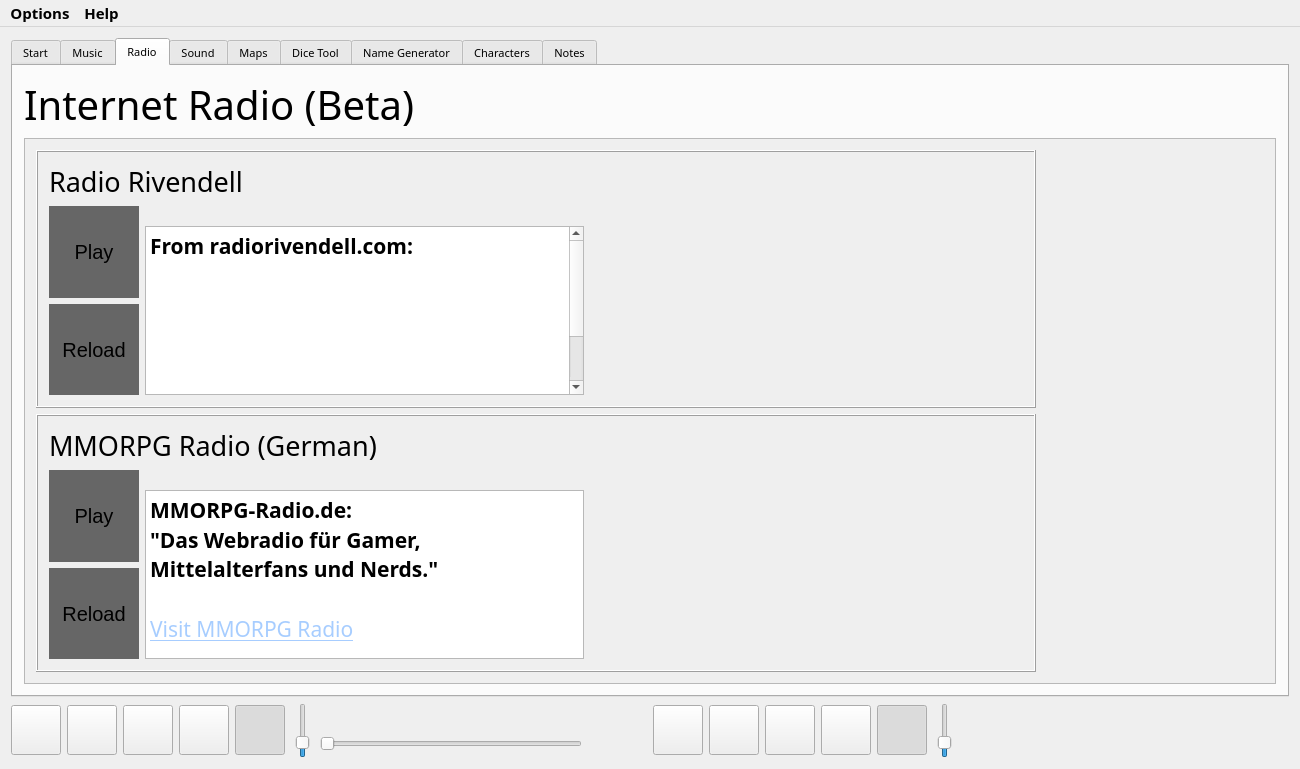
Old version of the form C++Project/GM-Companion/mainwindow.ui in the repository PhilInTheGaps/GM-Companion.
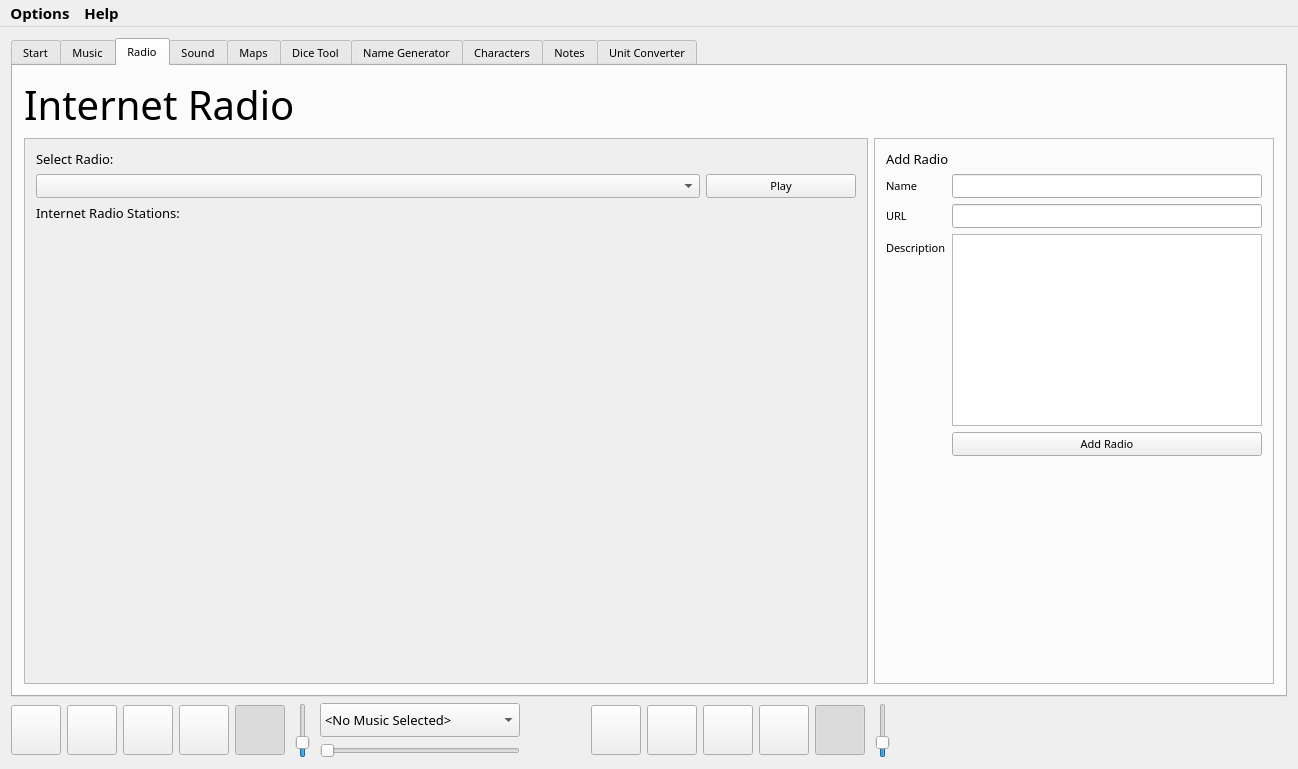
New version of the form. The open tabs and pages were chosen to show the change. Icons and pictures are not drawn.

Commit message: Added translations, new features window, more options, music group feature

Diff of the .ui file:
```diff
--- a/C++Project/GM-Companion/mainwindow.ui
+++ b/C++Project/GM-Companion/mainwindow.ui
@@ -6,7 +6,7 @@
    <rect>
     <x>0</x>
     <y>0</y>
-    <width>1300</width>
+    <width>1298</width>
     <height>769</height>
    </rect>
   </property>
@@ -214,470 +214,209 @@
            </font>
           </property>
           <property name="text">
-           <string>Internet Radio (Beta)</string>
+           <string>Internet Radio</string>
           </property>
          </widget>
         </item>
         <item>
-         <widget class="QScrollArea" name="scrollArea">
-          <property name="sizeAdjustPolicy">
-           <enum>QAbstractScrollArea::AdjustToContents</enum>
-          </property>
+         <layout class="QHBoxLayout" name="horizontalLayout">
+          <item>
+           <widget class="QScrollArea" name="radioScrollArea">
           <property name="widgetResizable">
            <bool>true</bool>
           </property>
-          <widget class="QWidget" name="scrollAreaWidgetContents">
+            <property name="alignment">
+             <set>Qt::AlignLeading|Qt::AlignLeft|Qt::AlignTop</set>
+            </property>
+            <widget class="QWidget" name="scrollAreaWidgetContents_2">
            <property name="geometry">
             <rect>
              <x>0</x>
              <y>0</y>
-             <width>1235</width>
-             <height>618</height>
-            </rect>
-           </property>
-           <layout class="QVBoxLayout" name="verticalLayout_13">
+               <width>848</width>
+               <height>552</height>
+              </rect>
+             </property>
+             <layout class="QVBoxLayout" name="verticalLayout_22">
             <item>
-             <widget class="QFrame" name="radioRivendellFrame">
-              <property name="sizePolicy">
-               <sizepolicy hsizetype="Maximum" vsizetype="Maximum">
-                <horstretch>0</horstretch>
-                <verstretch>0</verstretch>
-               </sizepolicy>
-              </property>
-              <property name="maximumSize">
-               <size>
-                <width>1000</width>
-                <height>450</height>
-               </size>
-              </property>
-              <property name="frameShape">
-               <enum>QFrame::Box</enum>
-              </property>
-              <property name="frameShadow">
-               <enum>QFrame::Raised</enum>
-              </property>
-              <layout class="QVBoxLayout" name="verticalLayout_12">
-               <item>
-                <widget class="QLabel" name="label_6">
+               <widget class="QLabel" name="label_17">
                  <property name="font">
                   <font>
-                   <pointsize>20</pointsize>
+                  <pointsize>10</pointsize>
                   </font>
                  </property>
                  <property name="text">
-                  <string>Radio Rivendell</string>
+                 <string>Select Radio:</string>
                  </property>
                 </widget>
                </item>
                <item>
-                <layout class="QHBoxLayout" name="horizontalLayout_4">
+               <layout class="QHBoxLayout" name="horizontalLayout_3">
                  <item>
-                  <layout class="QVBoxLayout" name="verticalLayout_10">
+                 <widget class="QComboBox" name="radioSelectComboBox"/>
+                </item>
                    <item>
-                    <widget class="QPushButton" name="rivendellPlayButton">
-                     <property name="sizePolicy">
-                      <sizepolicy hsizetype="Minimum" vsizetype="Expanding">
-                       <horstretch>0</horstretch>
-                       <verstretch>0</verstretch>
-                      </sizepolicy>
-                     </property>
-                     <property name="minimumSize">
-                      <size>
-                       <width>90</width>
-                       <height>0</height>
-                      </size>
-                     </property>
+                 <widget class="QPushButton" name="radioPlayButton">
                      <property name="maximumSize">
                       <size>
-                       <width>100</width>
+                    <width>150</width>
                        <height>16777215</height>
                       </size>
                      </property>
-                     <property name="font">
-                      <font>
-                       <pointsize>15</pointsize>
-                       <weight>50</weight>
-                       <bold>false</bold>
-                      </font>
-                     </property>
-                     <property name="styleSheet">
-                      <string notr="true">QPushButton{
-background-color: rgb(102, 102, 102);
-border: 1px;
-padding: 5px;
-min-width: 80px;
-}
-
-QPushButton:pressed{
-background-color: rgb(51, 51, 51);
-}
-
-QPushButton:hover:!pressed{
-background-color: rgb(85, 85, 85);
-}</string>
-                     </property>
                      <property name="text">
                       <string>Play</string>
                      </property>
                     </widget>
                    </item>
+               </layout>
+              </item>
                    <item>
-                    <widget class="QPushButton" name="rivendellReloadButton">
-                     <property name="sizePolicy">
-                      <sizepolicy hsizetype="Minimum" vsizetype="Expanding">
-                       <horstretch>0</horstretch>
-                       <verstretch>0</verstretch>
-                      </sizepolicy>
-                     </property>
-                     <property name="minimumSize">
-                      <size>
-                       <width>90</width>
-                       <height>0</height>
-                      </size>
-                     </property>
-                     <property name="maximumSize">
-                      <size>
-                       <width>100</width>
-                       <height>16777215</height>
-                      </size>
-                     </property>
+               <widget class="QLabel" name="label_15">
                      <property name="font">
                       <font>
-                       <pointsize>15</pointsize>
-                       <weight>50</weight>
-                       <bold>false</bold>
-                      </font>
-                     </property>
-                     <property name="styleSheet">
-                      <string notr="true">QPushButton{
-background-color: rgb(102, 102, 102);
-border: 1px;
-padding: 5px;
-min-width: 80px;
-}
-
-QPushButton:pressed{
-background-color: rgb(51, 51, 51);
-}
-
-QPushButton:hover:!pressed{
-background-color: rgb(85, 85, 85);
-}</string>
-                     </property>
+                  <pointsize>10</pointsize>
+                 </font>
+                </property>
                      <property name="text">
-                      <string>Reload</string>
+                 <string>Internet Radio Stations:</string>
                      </property>
                     </widget>
                    </item>
-                  </layout>
-                 </item>
                  <item>
-                  <layout class="QVBoxLayout" name="verticalLayout_11">
-                   <item>
-                    <widget class="QLabel" name="label_7">
-                     <property name="sizePolicy">
-                      <sizepolicy hsizetype="Expanding" vsizetype="Fixed">
-                       <horstretch>0</horstretch>
-                       <verstretch>0</verstretch>
-                      </sizepolicy>
-                     </property>
-                     <property name="minimumSize">
-                      <size>
-                       <width>300</width>
-                       <height>0</height>
-                      </size>
-                     </property>
-                     <property name="maximumSize">
-                      <size>
-                       <width>820</width>
-                       <height>2000</height>
-                      </size>
-                     </property>
-                     <property name="text">
-                      <string/>
-                     </property>
-                     <property name="pixmap">
-                      <pixmap resource="resources.qrc">:/resources/radio/logo-radio-rivendell.png</pixmap>
-                     </property>
-                     <property name="scaledContents">
-                      <bool>true</bool>
-                     </property>
-                    </widget>
+               <layout class="QVBoxLayout" name="radioDetailsLayout"/>
                    </item>
                    <item>
-                    <widget class="QTextEdit" name="textEdit_2">
-                     <property name="sizePolicy">
-                      <sizepolicy hsizetype="Expanding" vsizetype="Maximum">
-                       <horstretch>0</horstretch>
-                       <verstretch>0</verstretch>
-                      </sizepolicy>
-                     </property>
-                     <property name="maximumSize">
-                      <size>
-                       <width>820</width>
-                       <height>16777215</height>
-                      </size>
-                     </property>
-                     <property name="tabChangesFocus">
-                      <bool>false</bool>
-                     </property>
-                     <property name="documentTitle">
-                      <string>Infos</string>
-                     </property>
-                     <property name="readOnly">
-                      <bool>true</bool>
-                     </property>
-                     <property name="html">
-                      <string>&lt;!DOCTYPE HTML PUBLIC &quot;-//W3C//DTD HTML 4.0//EN&quot; &quot;http://www.w3.org/TR/REC-html40/strict.dtd&quot;&gt;
-&lt;html&gt;&lt;head&gt;&lt;meta name=&quot;qrichtext&quot; content=&quot;1&quot; /&gt;&lt;title&gt;Infos&lt;/title&gt;&lt;style type=&quot;text/css&quot;&gt;
-p, li { white-space: pre-wrap; }
-&lt;/style&gt;&lt;/head&gt;&lt;body style=&quot; font-family:'MS Shell Dlg 2'; font-size:8.25pt; font-weight:400; font-style:normal;&quot;&gt;
-&lt;p style=&quot; margin-top:0px; margin-bottom:0px; margin-left:0px; margin-right:0px; -qt-block-indent:0; text-indent:0px;&quot;&gt;&lt;span style=&quot; font-size:16pt; font-weight:600;&quot;&gt;From radiorivendell.com:&lt;/span&gt;&lt;/p&gt;
-&lt;p style=&quot; margin-top:0px; margin-bottom:0px; margin-left:0px; margin-right:0px; -qt-block-indent:0; text-indent:0px;&quot;&gt;&lt;span style=&quot; font-family:'Helvetia Neue,Helvetica,Arial,Lucida Grande,Verdana,sans-serif'; font-size:16pt; font-weight:600; color:#ffffff;&quot;&gt;&amp;quot;Radio Rivendell is the one and only fantasy radio station in the world playing fantasy music 24-7! We like to promote young and unknown artists and bands to the broader audience. &amp;quot;&lt;/span&gt;&lt;/p&gt;
-&lt;p style=&quot;-qt-paragraph-type:empty; margin-top:0px; margin-bottom:0px; margin-left:0px; margin-right:0px; -qt-block-indent:0; text-indent:0px; font-family:'Helvetia Neue,Helvetica,Arial,Lucida Grande,Verdana,sans-serif'; font-size:16pt; font-weight:600; color:#ffffff;&quot;&gt;&lt;br /&gt;&lt;/p&gt;
-&lt;p style=&quot; margin-top:0px; margin-bottom:0px; margin-left:0px; margin-right:0px; -qt-block-indent:0; text-indent:0px;&quot;&gt;&lt;a href=&quot;https://www.radiorivendell.com&quot;&gt;&lt;span style=&quot; font-size:16pt; text-decoration: underline; color:#a7cdff;&quot;&gt;Visit Radio Rivendell&lt;/span&gt;&lt;/a&gt;&lt;/p&gt;&lt;/body&gt;&lt;/html&gt;</string>
-                     </property>
-                     <property name="textInteractionFlags">
-                      <set>Qt::LinksAccessibleByMouse|Qt::TextSelectableByMouse</set>
-                     </property>
-                    </widget>
-                   </item>
-                  </layout>
-                 </item>
-                 <item>
-                  <spacer name="horizontalSpacer">
+               <spacer name="verticalSpacer_3">
                    <property name="orientation">
-                    <enum>Qt::Horizontal</enum>
+                 <enum>Qt::Vertical</enum>
                    </property>
                    <property name="sizeHint" stdset="0">
                     <size>
-                     <width>40</width>
-                     <height>20</height>
+                  <width>20</width>
+                  <height>40</height>
                     </size>
                    </property>
                   </spacer>
                  </item>
                 </layout>
-               </item>
-              </layout>
-             </widget>
+            </widget>
+           </widget>
             </item>
             <item>
-             <widget class="QFrame" name="radioMmorpgDeFrame">
+           <widget class="QFrame" name="frame_3">
               <property name="sizePolicy">
-               <sizepolicy hsizetype="Maximum" vsizetype="Maximum">
+             <sizepolicy hsizetype="Expanding" vsizetype="Preferred">
                 <horstretch>0</horstretch>
                 <verstretch>0</verstretch>
                </sizepolicy>
               </property>
               <property name="maximumSize">
                <size>
-                <width>1000</width>
-                <height>450</height>
+              <width>400</width>
+              <height>16777215</height>
                </size>
               </property>
               <property name="frameShape">
-               <enum>QFrame::Box</enum>
+             <enum>QFrame::StyledPanel</enum>
               </property>
               <property name="frameShadow">
                <enum>QFrame::Raised</enum>
               </property>
               <layout class="QVBoxLayout" name="verticalLayout_14">
                <item>
-                <widget class="QLabel" name="label_8">
+              <widget class="QLabel" name="label_10">
                  <property name="font">
                   <font>
-                   <pointsize>20</pointsize>
+                 <pointsize>10</pointsize>
                   </font>
                  </property>
                  <property name="text">
-                  <string>MMORPG Radio (German)</string>
+                <string>Add Radio</string>
                  </property>
                 </widget>
                </item>
                <item>
-                <layout class="QHBoxLayout" name="horizontalLayout_7">
-                 <item>
-                  <layout class="QVBoxLayout" name="verticalLayout_15">
-                   <item>
-                    <widget class="QPushButton" name="mmorpgPlayButton">
-                     <property name="sizePolicy">
-                      <sizepolicy hsizetype="Minimum" vsizetype="Expanding">
-                       <horstretch>0</horstretch>
-                       <verstretch>0</verstretch>
-                      </sizepolicy>
-                     </property>
-                     <property name="minimumSize">
-                      <size>
-                       <width>90</width>
-                       <height>0</height>
-                      </size>
-                     </property>
-                     <property name="maximumSize">
-                      <size>
-                       <width>100</width>
-                       <height>16777215</height>
-                      </size>
-                     </property>
-                     <property name="font">
-                      <font>
-                       <pointsize>15</pointsize>
-                      </font>
-                     </property>
-                     <property name="styleSheet">
-                      <string notr="true">QPushButton{
-background-color: rgb(102, 102, 102);
-border: 1px;
-padding: 5px;
-min-width: 80px;
-}
-
-QPushButton:pressed{
-background-color: rgb(51, 51, 51);
-}
-
-QPushButton:hover:!pressed{
-background-color: rgb(85, 85, 85);
-}</string>
-                     </property>
+              <layout class="QFormLayout" name="formLayout">
+               <item row="0" column="0">
+                <widget class="QLabel" name="label_12">
                      <property name="text">
-                      <string>Play</string>
+                  <string>Name</string>
                      </property>
                     </widget>
                    </item>
-                   <item>
-                    <widget class="QPushButton" name="mmorpgReloadButton">
+               <item row="2" column="0">
+                <widget class="QLabel" name="label_13">
                      <property name="sizePolicy">
-                      <sizepolicy hsizetype="Minimum" vsizetype="Expanding">
+                  <sizepolicy hsizetype="Preferred" vsizetype="Preferred">
                        <horstretch>0</horstretch>
                        <verstretch>0</verstretch>
                       </sizepolicy>
                      </property>
-                     <property name="minimumSize">
-                      <size>
-                       <width>90</width>
-                       <height>0</height>
-                      </size>
-                     </property>
+                 <property name="text">
+                  <string>Description</string>
+                 </property>
+                </widget>
+               </item>
+               <item row="0" column="1">
+                <widget class="QLineEdit" name="radioNameField">
                      <property name="maximumSize">
                       <size>
-                       <width>100</width>
+                   <width>16777215</width>
                        <height>16777215</height>
                       </size>
                      </property>
-                     <property name="font">
-                      <font>
-                       <pointsize>15</pointsize>
-                      </font>
-                     </property>
-                     <property name="styleSheet">
-                      <string notr="true">QPushButton{
-background-color: rgb(102, 102, 102);
-border: 1px;
-padding: 5px;
-min-width: 80px;
-}
-
-QPushButton:pressed{
-background-color: rgb(51, 51, 51);
-}
-
-QPushButton:hover:!pressed{
-background-color: rgb(85, 85, 85);
-}</string>
-                     </property>
+                 <property name="toolTip">
+                  <string>The displayed radio name</string>
+                 </property>
+                </widget>
+               </item>
+               <item row="2" column="1">
+                <widget class="QTextEdit" name="radioDescriptionField">
+                 <property name="toolTip">
+                  <string>A short description of the radio</string>
+                 </property>
+                </widget>
+               </item>
+               <item row="1" column="0">
+                <widget class="QLabel" name="label_14">
                      <property name="text">
-                      <string>Reload</string>
+                  <string>URL</string>
                      </property>
                     </widget>
                    </item>
-                  </layout>
-                 </item>
-                 <item>
-                  <layout class="QVBoxLayout" name="verticalLayout_16">
-                   <item>
-                    <widget class="QLabel" name="label_9">
-                     <property name="sizePolicy">
-                      <sizepolicy hsizetype="Expanding" vsizetype="Fixed">
-                       <horstretch>0</horstretch>
-                       <verstretch>0</verstretch>
-                      </sizepolicy>
-                     </property>
-                     <property name="maximumSize">
-                      <size>
-                       <width>820</width>
-                       <height>16777215</height>
-                      </size>
-                     </property>
-                     <property name="text">
-                      <string/>
-                     </property>
-                     <property name="pixmap">
-                      <pixmap resource="resources.qrc">:/resources/radio/logo-mmorp-radio-de.png</pixmap>
-                     </property>
-                     <property name="scaledContents">
-                      <bool>true</bool>
-                     </property>
-                    </widget>
-                   </item>
-                   <item>
-                    <widget class="QTextEdit" name="textEdit_3">
-                     <property name="sizePolicy">
-                      <sizepolicy hsizetype="Expanding" vsizetype="Maximum">
-                       <horstretch>0</horstretch>
-                       <verstretch>0</verstretch>
-                      </sizepolicy>
-                     </property>
-                     <property name="maximumSize">
-                      <size>
-                       <width>820</width>
-                       <height>16777215</height>
-                      </size>
-                     </property>
-                     <property name="documentTitle">
-                      <string>Infos</string>
-                     </property>
-                     <property name="readOnly">
-                      <bool>true</bool>
-                     </property>
-                     <property name="html">
-                      <string>&lt;!DOCTYPE HTML PUBLIC &quot;-//W3C//DTD HTML 4.0//EN&quot; &quot;http://www.w3.org/TR/REC-html40/strict.dtd&quot;&gt;
-&lt;html&gt;&lt;head&gt;&lt;meta name=&quot;qrichtext&quot; content=&quot;1&quot; /&gt;&lt;title&gt;Infos&lt;/title&gt;&lt;style type=&quot;text/css&quot;&gt;
-p, li { white-space: pre-wrap; }
-&lt;/style&gt;&lt;/head&gt;&lt;body style=&quot; font-family:'MS Shell Dlg 2'; font-size:8.25pt; font-weight:400; font-style:normal;&quot;&gt;
-&lt;p style=&quot; margin-top:0px; margin-bottom:0px; margin-left:0px; margin-right:0px; -qt-block-indent:0; text-indent:0px;&quot;&gt;&lt;span style=&quot; font-size:16pt; font-weight:600;&quot;&gt;MMORPG-Radio.de:&lt;/span&gt;&lt;/p&gt;
-&lt;p style=&quot; margin-top:0px; margin-bottom:0px; margin-left:0px; margin-right:0px; -qt-block-indent:0; text-indent:0px;&quot;&gt;&lt;span style=&quot; font-size:16pt; font-weight:600;&quot;&gt;&amp;quot;Das Webradio für Gamer, Mittelalterfans und Nerds.&amp;quot;&lt;/span&gt;&lt;/p&gt;
-&lt;p style=&quot;-qt-paragraph-type:empty; margin-top:0px; margin-bottom:0px; margin-left:0px; margin-right:0px; -qt-block-indent:0; text-indent:0px; font-size:16pt; font-weight:600;&quot;&gt;&lt;br /&gt;&lt;/p&gt;
-&lt;p style=&quot; margin-top:0px; margin-bottom:0px; margin-left:0px; margin-right:0px; -qt-block-indent:0; text-indent:0px;&quot;&gt;&lt;a href=&quot;http://mmorpg-radio.de/&quot;&gt;&lt;span style=&quot; font-size:16pt; text-decoration: underline; color:#a7cdff;&quot;&gt;Visit MMORPG Radio&lt;/span&gt;&lt;/a&gt;&lt;/p&gt;&lt;/body&gt;&lt;/html&gt;</string>
-                     </property>
-                     <property name="textInteractionFlags">
-                      <set>Qt::LinksAccessibleByMouse|Qt::TextSelectableByMouse</set>
-                     </property>
+               <item row="1" column="1">
+                <widget class="QLineEdit" name="radioURLField">
+                 <property name="toolTip">
+                  <string>URL to the direct music stream</string>
+                 </property>
+                </widget>
+               </item>
+               <item row="3" column="1">
+                <widget class="QPushButton" name="addRadioButton">
+                 <property name="text">
+                  <string>Add Radio</string>
+                 </property>
                     </widget>
                    </item>
                   </layout>
                  </item>
                  <item>
-                  <spacer name="horizontalSpacer_2">
+              <spacer name="verticalSpacer_2">
                    <property name="orientation">
-                    <enum>Qt::Horizontal</enum>
+                <enum>Qt::Vertical</enum>
                    </property>
                    <property name="sizeHint" stdset="0">
                     <size>
-                     <width>40</width>
-                     <height>20</height>
+                 <width>20</width>
+                 <height>40</height>
                     </size>
                    </property>
                   </spacer>
                  </item>
                 </layout>
-               </item>
-              </layout>
              </widget>
             </item>
            </layout>
-          </widget>
-         </widget>
         </item>
        </layout>
       </widget>
@@ -881,6 +620,42 @@
          </widget>
         </item>
         <item>
+         <layout class="QVBoxLayout" name="verticalLayout_10">
+          <item>
+           <layout class="QHBoxLayout" name="horizontalLayout_4">
+            <item>
+             <widget class="QLabel" name="label_6">
+              <property name="text">
+               <string>Amount of generated names:</string>
+              </property>
+             </widget>
+            </item>
+            <item>
+             <widget class="QSpinBox" name="namesAmountSpinBox">
+              <property name="minimum">
+               <number>1</number>
+              </property>
+              <property name="value">
+               <number>10</number>
+              </property>
+             </widget>
+            </item>
+            <item>
+             <spacer name="horizontalSpacer">
+              <property name="orientation">
+               <enum>Qt::Horizontal</enum>
+              </property>
+              <property name="sizeHint" stdset="0">
+               <size>
+                <width>40</width>
+                <height>20</height>
+               </size>
+              </property>
+             </spacer>
+            </item>
+           </layout>
+          </item>
+          <item>
          <widget class="QTextEdit" name="nameTextEdit">
           <property name="font">
            <font>
@@ -900,6 +675,8 @@
          </widget>
         </item>
        </layout>
+        </item>
+       </layout>
       </widget>
       <widget class="QWidget" name="tabCharacters">
        <attribute name="title">
@@ -1170,12 +947,340 @@
         </item>
        </layout>
       </widget>
+      <widget class="QWidget" name="tab">
+       <attribute name="title">
+        <string>Unit Converter</string>
+       </attribute>
+       <layout class="QVBoxLayout" name="verticalLayout_11">
+        <item>
+         <layout class="QHBoxLayout" name="horizontalLayout_5">
+          <item>
+           <layout class="QGridLayout" name="gridLayout_3">
+            <item row="7" column="0">
+             <widget class="QComboBox" name="volume1ComboBox"/>
+            </item>
+            <item row="1" column="1">
+             <widget class="QComboBox" name="length2ComboBox"/>
+            </item>
+            <item row="2" column="0">
+             <widget class="QDoubleSpinBox" name="length1SpinBox">
+              <property name="prefix">
+               <string/>
+              </property>
+              <property name="suffix">
+               <string/>
+              </property>
+              <property name="decimals">
+               <number>4</number>
+              </property>
+              <property name="maximum">
+               <double>999999999.990000009536743</double>
+              </property>
+             </widget>
+            </item>
+            <item row="0" column="0">
+             <widget class="QLabel" name="label_7">
+              <property name="text">
+               <string>Lengths</string>
+              </property>
+             </widget>
+            </item>
+            <item row="3" column="0">
+             <widget class="QLabel" name="label_8">
+              <property name="text">
+               <string>Areas</string>
+              </property>
+             </widget>
+            </item>
+            <item row="1" column="0">
+             <widget class="QComboBox" name="length1ComboBox"/>
+            </item>
+            <item row="5" column="0">
+             <widget class="QDoubleSpinBox" name="area1SpinBox">
+              <property name="prefix">
+               <string/>
+              </property>
+              <property name="suffix">
+               <string/>
+              </property>
+              <property name="decimals">
+               <number>4</number>
+              </property>
+              <property name="maximum">
+               <double>999999999.990000009536743</double>
+              </property>
+             </widget>
+            </item>
+            <item row="2" column="1">
+             <widget class="QDoubleSpinBox" name="length2SpinBox">
+              <property name="prefix">
+               <string/>
+              </property>
+              <property name="suffix">
+               <string/>
+              </property>
+              <property name="decimals">
+               <number>4</number>
+              </property>
+              <property name="maximum">
+               <double>999999999.990000009536743</double>
+              </property>
+             </widget>
+            </item>
+            <item row="4" column="0">
+             <widget class="QComboBox" name="area1ComboBox"/>
+            </item>
+            <item row="4" column="1">
+             <widget class="QComboBox" name="area2ComboBox"/>
+            </item>
+            <item row="5" column="1">
+             <widget class="QDoubleSpinBox" name="area2SpinBox">
+              <property name="prefix">
+               <string/>
+              </property>
+              <property name="suffix">
+               <string/>
+              </property>
+              <property name="decimals">
+               <number>4</number>
+              </property>
+              <property name="maximum">
+               <double>999999999.990000009536743</double>
+              </property>
+             </widget>
+            </item>
+            <item row="15" column="0">
+             <spacer name="verticalSpacer_4">
+              <property name="orientation">
+               <enum>Qt::Vertical</enum>
+              </property>
+              <property name="sizeHint" stdset="0">
+               <size>
+                <width>20</width>
+                <height>40</height>
+               </size>
+              </property>
+             </spacer>
+            </item>
+            <item row="6" column="0">
+             <widget class="QLabel" name="label_18">
+              <property name="text">
+               <string>Volume</string>
+              </property>
+             </widget>
+            </item>
+            <item row="12" column="0">
+             <widget class="QLabel" name="label_16">
+              <property name="text">
+               <string>Money</string>
+              </property>
+             </widget>
+            </item>
+            <item row="13" column="0">
+             <widget class="QComboBox" name="money1ComboBox"/>
+            </item>
+            <item row="13" column="1">
+             <widget class="QComboBox" name="money2ComboBox"/>
+            </item>
+            <item row="14" column="1">
+             <widget class="QDoubleSpinBox" name="money2SpinBox">
+              <property name="decimals">
+               <number>4</number>
+              </property>
+              <property name="maximum">
+               <double>999999999.990000009536743</double>
+              </property>
+             </widget>
+            </item>
+            <item row="14" column="0">
+             <widget class="QDoubleSpinBox" name="money1SpinBox">
+              <property name="decimals">
+               <number>4</number>
+              </property>
+              <property name="maximum">
+               <double>999999999.990000009536743</double>
+              </property>
+             </widget>
+            </item>
+            <item row="7" column="1">
+             <widget class="QComboBox" name="volume2ComboBox"/>
+            </item>
+            <item row="8" column="1">
+             <widget class="QDoubleSpinBox" name="volume2SpinBox">
+              <property name="decimals">
+               <number>4</number>
+              </property>
+              <property name="maximum">
+               <double>999999999.990000009536743</double>
+              </property>
+             </widget>
+            </item>
+            <item row="8" column="0">
+             <widget class="QDoubleSpinBox" name="volume1SpinBox">
+              <property name="decimals">
+               <number>4</number>
+              </property>
+              <property name="maximum">
+               <double>999999999.990000009536743</double>
+              </property>
+             </widget>
+            </item>
+            <item row="10" column="1">
+             <widget class="QComboBox" name="weight2ComboBox"/>
+            </item>
+            <item row="10" column="0">
+             <widget class="QComboBox" name="weight1ComboBox"/>
+            </item>
+            <item row="9" column="0">
+             <widget class="QLabel" name="label_19">
+              <property name="text">
+               <string>Weight</string>
+              </property>
+             </widget>
+            </item>
+            <item row="11" column="0">
+             <widget class="QDoubleSpinBox" name="weight1SpinBox">
+              <property name="decimals">
+               <number>4</number>
+              </property>
+              <property name="maximum">
+               <double>999999999.990000009536743</double>
+              </property>
+             </widget>
+            </item>
+            <item row="11" column="1">
+             <widget class="QDoubleSpinBox" name="weight2SpinBox">
+              <property name="decimals">
+               <number>4</number>
+              </property>
+              <property name="maximum">
+               <double>999999999.990000009536743</double>
+              </property>
+             </widget>
+            </item>
+           </layout>
+          </item>
+          <item>
+           <widget class="QWidget" name="widget" native="true">
+            <property name="sizePolicy">
+             <sizepolicy hsizetype="Expanding" vsizetype="Preferred">
+              <horstretch>0</horstretch>
+              <verstretch>0</verstretch>
+             </sizepolicy>
+            </property>
+            <property name="maximumSize">
+             <size>
+              <width>300</width>
+              <height>16777215</height>
+             </size>
+            </property>
+            <layout class="QVBoxLayout" name="verticalLayout_15">
+             <item>
+              <widget class="QLabel" name="label_9">
+               <property name="sizePolicy">
+                <sizepolicy hsizetype="Expanding" vsizetype="Maximum">
+                 <horstretch>0</horstretch>
+                 <verstretch>0</verstretch>
+                </sizepolicy>
+               </property>
+               <property name="text">
+                <string>Add Units</string>
+               </property>
+              </widget>
+             </item>
+             <item>
+              <widget class="QComboBox" name="converterTypeComboBox">
+               <item>
+                <property name="text">
+                 <string>Length</string>
+                </property>
+               </item>
+               <item>
+                <property name="text">
+                 <string>Area</string>
+                </property>
+               </item>
+               <item>
+                <property name="text">
+                 <string>Volume</string>
+                </property>
+               </item>
+               <item>
+                <property name="text">
+                 <string>Weight</string>
+                </property>
+               </item>
+               <item>
+                <property name="text">
+                 <string>Money</string>
+                </property>
+               </item>
+              </widget>
+             </item>
+             <item>
+              <layout class="QFormLayout" name="formLayout_2">
+               <item row="0" column="0">
+                <widget class="QLabel" name="label_11">
+                 <property name="text">
+                  <string>Unit Name</string>
+                 </property>
+                </widget>
+               </item>
+               <item row="0" column="1">
+                <widget class="QLineEdit" name="converterUnitName"/>
+               </item>
+               <item row="1" column="0">
+                <widget class="QLabel" name="converterRefUnitName">
+                 <property name="text">
+                  <string>Meters</string>
+                 </property>
+                </widget>
+               </item>
+               <item row="1" column="1">
+                <widget class="QDoubleSpinBox" name="converterRefUnitSpinBox">
+                 <property name="decimals">
+                  <number>4</number>
+                 </property>
+                 <property name="maximum">
+                  <double>999999999.990000009536743</double>
+                 </property>
+                </widget>
+               </item>
+              </layout>
+             </item>
+             <item>
+              <widget class="QPushButton" name="addUnitButton">
+               <property name="text">
+                <string>Add Unit</string>
+               </property>
+              </widget>
+             </item>
+             <item>
+              <spacer name="verticalSpacer_5">
+               <property name="orientation">
+                <enum>Qt::Vertical</enum>
+               </property>
+               <property name="sizeHint" stdset="0">
+                <size>
+                 <width>20</width>
+                 <height>40</height>
+                </size>
+               </property>
+              </spacer>
+             </item>
+            </layout>
+           </widget>
+          </item>
+         </layout>
+        </item>
+       </layout>
+      </widget>
      </widget>
     </item>
     <item>
      <layout class="QHBoxLayout" name="horizontalLayout_2">
       <item>
-       <layout class="QHBoxLayout" name="horizontalLayout_13" stretch="0,0,0,0">
+       <layout class="QHBoxLayout" name="horizontalLayout_13" stretch="0,0,0,0,0">
         <property name="spacing">
          <number>10</number>
         </property>
@@ -1480,13 +1585,19 @@
             <item>
              <layout class="QVBoxLayout" name="verticalLayout_19">
               <item>
-               <widget class="QLabel" name="musicTitleLabel">
+               <widget class="QComboBox" name="musicTitleComboBox">
                 <property name="sizePolicy">
-                 <sizepolicy hsizetype="Maximum" vsizetype="Maximum">
+                 <sizepolicy hsizetype="Expanding" vsizetype="Minimum">
                   <horstretch>0</horstretch>
                   <verstretch>0</verstretch>
                  </sizepolicy>
                 </property>
+                <property name="minimumSize">
+                 <size>
+                  <width>200</width>
+                  <height>0</height>
+                 </size>
+                </property>
                 <property name="maximumSize">
                  <size>
                   <width>300</width>
@@ -1495,17 +1606,17 @@
                 </property>
                 <property name="font">
                  <font>
-                  <pointsize>8</pointsize>
-                  <weight>50</weight>
-                  <bold>false</bold>
+                  <pointsize>10</pointsize>
                  </font>
                 </property>
+                <property name="maxVisibleItems">
+                 <number>50</number>
+                </property>
+                <item>
                 <property name="text">
                  <string>&lt;No Music Selected&gt;</string>
                 </property>
-                <property name="wordWrap">
-                 <bool>false</bool>
-                </property>
+                </item>
                </widget>
               </item>
              </layout>
@@ -1514,6 +1625,12 @@
           </item>
           <item>
            <widget class="QSlider" name="musicProgressSlider">
+            <property name="minimumSize">
+             <size>
+              <width>200</width>
+              <height>0</height>
+             </size>
+            </property>
             <property name="maximumSize">
              <size>
               <width>300</width>
@@ -1572,6 +1689,9 @@
           </property>
          </widget>
         </item>
+        <item>
+         <layout class="QVBoxLayout" name="verticalLayout_12"/>
+        </item>
        </layout>
       </item>
       <item>
@@ -1882,13 +2002,16 @@
          </widget>
         </item>
         <item>
-         <spacer name="horizontalSpacer_3">
+         <spacer name="horizontalSpacer_2">
           <property name="orientation">
            <enum>Qt::Horizontal</enum>
           </property>
+          <property name="sizeType">
+           <enum>QSizePolicy::Expanding</enum>
+          </property>
           <property name="sizeHint" stdset="0">
            <size>
-            <width>40</width>
+            <width>10000</width>
             <height>20</height>
            </size>
           </property>
@@ -1905,7 +2028,7 @@
     <rect>
      <x>0</x>
      <y>0</y>
-     <width>1300</width>
+     <width>1298</width>
      <height>25</height>
     </rect>
    </property>
```
Left out of the diff: 83 changed lines with no effect on the pictures. Lines whose indentation alone changed are shown as unchanged. The commit also changes 37 other files.
